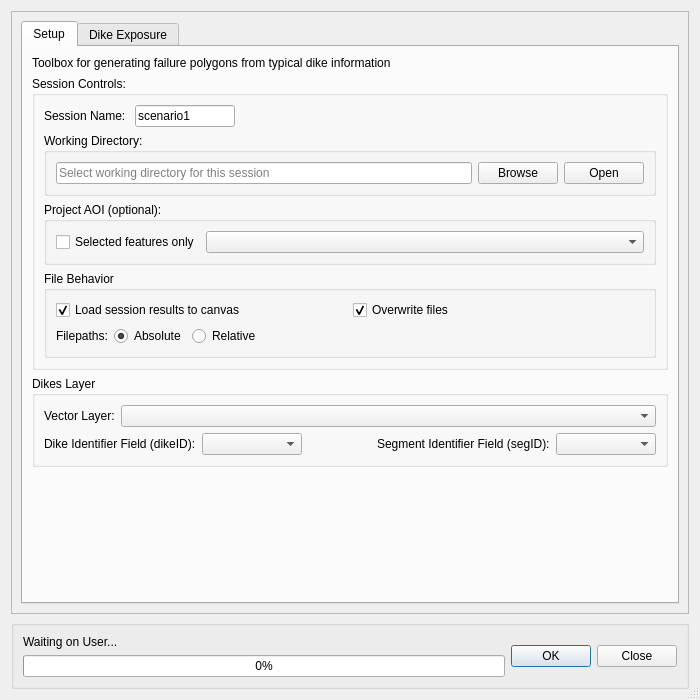
Qt form canflood/misc/dikes/dikes.ui (NRCan/CanFlood) before a commit.
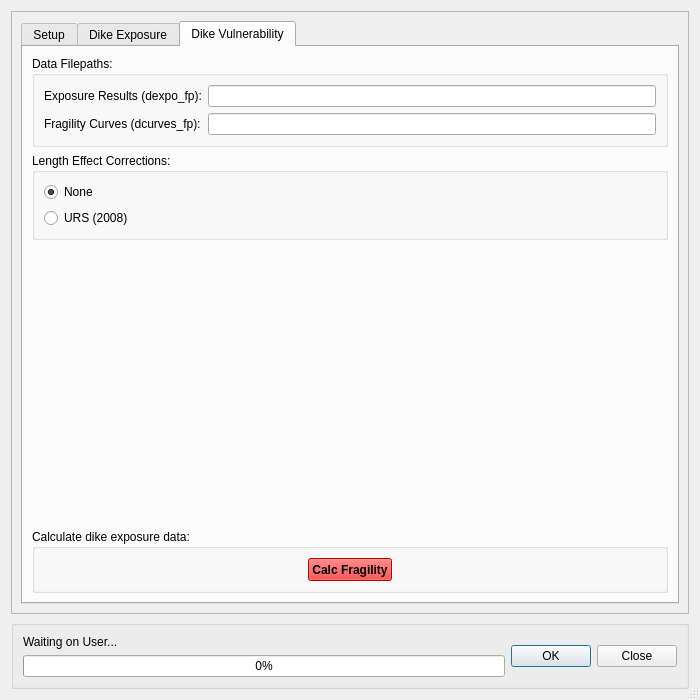
The same form after that commit. The open tabs and pages were chosen to show the change. Custom widgets are drawn as their Qt base class.

Commit message: dike dialog setup

```diff
--- a/canflood/misc/dikes/dikes.ui
+++ b/canflood/misc/dikes/dikes.ui
@@ -210,7 +210,7 @@
                    <item>
                     <widget class="QCheckBox" name="checkBox_loadres">
                      <property name="sizePolicy">
-                      <sizepolicy hsizetype="Minimum" vsizetype="Fixed">
+                      <sizepolicy hsizetype="Preferred" vsizetype="Fixed">
                        <horstretch>0</horstretch>
                        <verstretch>0</verstretch>
                       </sizepolicy>
@@ -223,7 +223,7 @@
                      </property>
                      <property name="maximumSize">
                       <size>
-                       <width>638</width>
+                       <width>200</width>
                        <height>16777215</height>
                       </size>
                      </property>
@@ -1032,6 +1032,554 @@
            </item>
           </layout>
          </widget>
+         <widget class="QWidget" name="tab">
+          <attribute name="title">
+           <string>Dike Vulnerability</string>
+          </attribute>
+          <layout class="QVBoxLayout" name="verticalLayout_8">
+           <item>
+            <widget class="QGroupBox" name="groupBox_7">
+             <property name="sizePolicy">
+              <sizepolicy hsizetype="Preferred" vsizetype="Fixed">
+               <horstretch>0</horstretch>
+               <verstretch>0</verstretch>
+              </sizepolicy>
+             </property>
+             <property name="title">
+              <string>Data Filepaths:</string>
+             </property>
+             <layout class="QFormLayout" name="formLayout_2">
+              <item row="1" column="1">
+               <widget class="QLineEdit" name="lineEdit_v_dexpo_fp"/>
+              </item>
+              <item row="1" column="0">
+               <widget class="QLabel" name="label_7">
+                <property name="text">
+                 <string>Exposure Results (dexpo_fp):</string>
+                </property>
+               </widget>
+              </item>
+              <item row="2" column="0">
+               <widget class="QLabel" name="label_9">
+                <property name="text">
+                 <string>Fragility Curves (dcurves_fp):</string>
+                </property>
+               </widget>
+              </item>
+              <item row="2" column="1">
+               <widget class="QLineEdit" name="lineEdit_v_dcurves_fp"/>
+              </item>
+             </layout>
+            </widget>
+           </item>
+           <item>
+            <widget class="QGroupBox" name="groupBox_8">
+             <property name="title">
+              <string>Length Effect Corrections:</string>
+             </property>
+             <layout class="QVBoxLayout" name="verticalLayout_9">
+              <item>
+               <widget class="QRadioButton" name="radioButton_v_lfx_none">
+                <property name="text">
+                 <string>None</string>
+                </property>
+                <property name="checked">
+                 <bool>true</bool>
+                </property>
+                <attribute name="buttonGroup">
+                 <string notr="true">buttonGroup_v_lfx</string>
+                </attribute>
+               </widget>
+              </item>
+              <item>
+               <widget class="QRadioButton" name="radioButton_v_lfx_urs">
+                <property name="text">
+                 <string>URS (2008)</string>
+                </property>
+                <attribute name="buttonGroup">
+                 <string notr="true">buttonGroup_v_lfx</string>
+                </attribute>
+               </widget>
+              </item>
+             </layout>
+            </widget>
+           </item>
+           <item>
+            <spacer name="verticalSpacer_4">
+             <property name="orientation">
+              <enum>Qt::Vertical</enum>
+             </property>
+             <property name="sizeHint" stdset="0">
+              <size>
+               <width>20</width>
+               <height>40</height>
+              </size>
+             </property>
+            </spacer>
+           </item>
+           <item>
+            <widget class="QGroupBox" name="groupBox_16">
+             <property name="sizePolicy">
+              <sizepolicy hsizetype="Preferred" vsizetype="Fixed">
+               <horstretch>0</horstretch>
+               <verstretch>0</verstretch>
+              </sizepolicy>
+             </property>
+             <property name="minimumSize">
+              <size>
+               <width>0</width>
+               <height>56</height>
+              </size>
+             </property>
+             <property name="title">
+              <string>Calculate dike exposure data:</string>
+             </property>
+             <layout class="QVBoxLayout" name="verticalLayout_23">
+              <item alignment="Qt::AlignHCenter">
+               <widget class="QPushButton" name="pushButton_expo_run_2">
+                <property name="sizePolicy">
+                 <sizepolicy hsizetype="Fixed" vsizetype="Fixed">
+                  <horstretch>0</horstretch>
+                  <verstretch>0</verstretch>
+                 </sizepolicy>
+                </property>
+                <property name="minimumSize">
+                 <size>
+                  <width>0</width>
+                  <height>23</height>
+                 </size>
+                </property>
+                <property name="palette">
+                 <palette>
+                  <active>
+                   <colorrole role="WindowText">
+                    <brush brushstyle="SolidPattern">
+                     <color alpha="255">
+                      <red>0</red>
+                      <green>0</green>
+                      <blue>0</blue>
+                     </color>
+                    </brush>
+                   </colorrole>
+                   <colorrole role="Button">
+                    <brush brushstyle="SolidPattern">
+                     <color alpha="255">
+                      <red>255</red>
+                      <green>0</green>
+                      <blue>0</blue>
+                     </color>
+                    </brush>
+                   </colorrole>
+                   <colorrole role="Light">
+                    <brush brushstyle="SolidPattern">
+                     <color alpha="255">
+                      <red>255</red>
+                      <green>127</green>
+                      <blue>127</blue>
+                     </color>
+                    </brush>
+                   </colorrole>
+                   <colorrole role="Midlight">
+                    <brush brushstyle="SolidPattern">
+                     <color alpha="255">
+                      <red>255</red>
+                      <green>63</green>
+                      <blue>63</blue>
+                     </color>
+                    </brush>
+                   </colorrole>
+                   <colorrole role="Dark">
+                    <brush brushstyle="SolidPattern">
+                     <color alpha="255">
+                      <red>127</red>
+                      <green>0</green>
+                      <blue>0</blue>
+                     </color>
+                    </brush>
+                   </colorrole>
+                   <colorrole role="Mid">
+                    <brush brushstyle="SolidPattern">
+                     <color alpha="255">
+                      <red>170</red>
+                      <green>0</green>
+                      <blue>0</blue>
+                     </color>
+                    </brush>
+                   </colorrole>
+                   <colorrole role="Text">
+                    <brush brushstyle="SolidPattern">
+                     <color alpha="255">
+                      <red>0</red>
+                      <green>0</green>
+                      <blue>0</blue>
+                     </color>
+                    </brush>
+                   </colorrole>
+                   <colorrole role="BrightText">
+                    <brush brushstyle="SolidPattern">
+                     <color alpha="255">
+                      <red>255</red>
+                      <green>255</green>
+                      <blue>255</blue>
+                     </color>
+                    </brush>
+                   </colorrole>
+                   <colorrole role="ButtonText">
+                    <brush brushstyle="SolidPattern">
+                     <color alpha="255">
+                      <red>0</red>
+                      <green>0</green>
+                      <blue>0</blue>
+                     </color>
+                    </brush>
+                   </colorrole>
+                   <colorrole role="Base">
+                    <brush brushstyle="SolidPattern">
+                     <color alpha="255">
+                      <red>255</red>
+                      <green>255</green>
+                      <blue>255</blue>
+                     </color>
+                    </brush>
+                   </colorrole>
+                   <colorrole role="Window">
+                    <brush brushstyle="SolidPattern">
+                     <color alpha="255">
+                      <red>255</red>
+                      <green>0</green>
+                      <blue>0</blue>
+                     </color>
+                    </brush>
+                   </colorrole>
+                   <colorrole role="Shadow">
+                    <brush brushstyle="SolidPattern">
+                     <color alpha="255">
+                      <red>0</red>
+                      <green>0</green>
+                      <blue>0</blue>
+                     </color>
+                    </brush>
+                   </colorrole>
+                   <colorrole role="AlternateBase">
+                    <brush brushstyle="SolidPattern">
+                     <color alpha="255">
+                      <red>255</red>
+                      <green>127</green>
+                      <blue>127</blue>
+                     </color>
+                    </brush>
+                   </colorrole>
+                   <colorrole role="ToolTipBase">
+                    <brush brushstyle="SolidPattern">
+                     <color alpha="255">
+                      <red>255</red>
+                      <green>255</green>
+                      <blue>220</blue>
+                     </color>
+                    </brush>
+                   </colorrole>
+                   <colorrole role="ToolTipText">
+                    <brush brushstyle="SolidPattern">
+                     <color alpha="255">
+                      <red>0</red>
+                      <green>0</green>
+                      <blue>0</blue>
+                     </color>
+                    </brush>
+                   </colorrole>
+                  </active>
+                  <inactive>
+                   <colorrole role="WindowText">
+                    <brush brushstyle="SolidPattern">
+                     <color alpha="255">
+                      <red>0</red>
+                      <green>0</green>
+                      <blue>0</blue>
+                     </color>
+                    </brush>
+                   </colorrole>
+                   <colorrole role="Button">
+                    <brush brushstyle="SolidPattern">
+                     <color alpha="255">
+                      <red>255</red>
+                      <green>0</green>
+                      <blue>0</blue>
+                     </color>
+                    </brush>
+                   </colorrole>
+                   <colorrole role="Light">
+                    <brush brushstyle="SolidPattern">
+                     <color alpha="255">
+                      <red>255</red>
+                      <green>127</green>
+                      <blue>127</blue>
+                     </color>
+                    </brush>
+                   </colorrole>
+                   <colorrole role="Midlight">
+                    <brush brushstyle="SolidPattern">
+                     <color alpha="255">
+                      <red>255</red>
+                      <green>63</green>
+                      <blue>63</blue>
+                     </color>
+                    </brush>
+                   </colorrole>
+                   <colorrole role="Dark">
+                    <brush brushstyle="SolidPattern">
+                     <color alpha="255">
+                      <red>127</red>
+                      <green>0</green>
+                      <blue>0</blue>
+                     </color>
+                    </brush>
+                   </colorrole>
+                   <colorrole role="Mid">
+                    <brush brushstyle="SolidPattern">
+                     <color alpha="255">
+                      <red>170</red>
+                      <green>0</green>
+                      <blue>0</blue>
+                     </color>
+                    </brush>
+                   </colorrole>
+                   <colorrole role="Text">
+                    <brush brushstyle="SolidPattern">
+                     <color alpha="255">
+                      <red>0</red>
+                      <green>0</green>
+                      <blue>0</blue>
+                     </color>
+                    </brush>
+                   </colorrole>
+                   <colorrole role="BrightText">
+                    <brush brushstyle="SolidPattern">
+                     <color alpha="255">
+                      <red>255</red>
+                      <green>255</green>
+                      <blue>255</blue>
+                     </color>
+                    </brush>
+                   </colorrole>
+                   <colorrole role="ButtonText">
+                    <brush brushstyle="SolidPattern">
+                     <color alpha="255">
+                      <red>0</red>
+                      <green>0</green>
+                      <blue>0</blue>
+                     </color>
+                    </brush>
+                   </colorrole>
+                   <colorrole role="Base">
+                    <brush brushstyle="SolidPattern">
+                     <color alpha="255">
+                      <red>255</red>
+                      <green>255</green>
+                      <blue>255</blue>
+                     </color>
+                    </brush>
+                   </colorrole>
+                   <colorrole role="Window">
+                    <brush brushstyle="SolidPattern">
+                     <color alpha="255">
+                      <red>255</red>
+                      <green>0</green>
+                      <blue>0</blue>
+                     </color>
+                    </brush>
+                   </colorrole>
+                   <colorrole role="Shadow">
+                    <brush brushstyle="SolidPattern">
+                     <color alpha="255">
+                      <red>0</red>
+                      <green>0</green>
+                      <blue>0</blue>
+                     </color>
+                    </brush>
+                   </colorrole>
+                   <colorrole role="AlternateBase">
+                    <brush brushstyle="SolidPattern">
+                     <color alpha="255">
+                      <red>255</red>
+                      <green>127</green>
+                      <blue>127</blue>
+                     </color>
+                    </brush>
+                   </colorrole>
+                   <colorrole role="ToolTipBase">
+                    <brush brushstyle="SolidPattern">
+                     <color alpha="255">
+                      <red>255</red>
+                      <green>255</green>
+                      <blue>220</blue>
+                     </color>
+                    </brush>
+                   </colorrole>
+                   <colorrole role="ToolTipText">
+                    <brush brushstyle="SolidPattern">
+                     <color alpha="255">
+                      <red>0</red>
+                      <green>0</green>
+                      <blue>0</blue>
+                     </color>
+                    </brush>
+                   </colorrole>
+                  </inactive>
+                  <disabled>
+                   <colorrole role="WindowText">
+                    <brush brushstyle="SolidPattern">
+                     <color alpha="255">
+                      <red>127</red>
+                      <green>0</green>
+                      <blue>0</blue>
+                     </color>
+                    </brush>
+                   </colorrole>
+                   <colorrole role="Button">
+                    <brush brushstyle="SolidPattern">
+                     <color alpha="255">
+                      <red>255</red>
+                      <green>0</green>
+                      <blue>0</blue>
+                     </color>
+                    </brush>
+                   </colorrole>
+                   <colorrole role="Light">
+                    <brush brushstyle="SolidPattern">
+                     <color alpha="255">
+                      <red>255</red>
+                      <green>127</green>
+                      <blue>127</blue>
+                     </color>
+                    </brush>
+                   </colorrole>
+                   <colorrole role="Midlight">
+                    <brush brushstyle="SolidPattern">
+                     <color alpha="255">
+                      <red>255</red>
+                      <green>63</green>
+                      <blue>63</blue>
+                     </color>
+                    </brush>
+                   </colorrole>
+                   <colorrole role="Dark">
+                    <brush brushstyle="SolidPattern">
+                     <color alpha="255">
+                      <red>127</red>
+                      <green>0</green>
+                      <blue>0</blue>
+                     </color>
+                    </brush>
+                   </colorrole>
+                   <colorrole role="Mid">
+                    <brush brushstyle="SolidPattern">
+                     <color alpha="255">
+                      <red>170</red>
+                      <green>0</green>
+                      <blue>0</blue>
+                     </color>
+                    </brush>
+                   </colorrole>
+                   <colorrole role="Text">
+                    <brush brushstyle="SolidPattern">
+                     <color alpha="255">
+                      <red>127</red>
+                      <green>0</green>
+                      <blue>0</blue>
+                     </color>
+                    </brush>
+                   </colorrole>
+                   <colorrole role="BrightText">
+                    <brush brushstyle="SolidPattern">
+                     <color alpha="255">
+                      <red>255</red>
+                      <green>255</green>
+                      <blue>255</blue>
+                     </color>
+                    </brush>
+                   </colorrole>
+                   <colorrole role="ButtonText">
+                    <brush brushstyle="SolidPattern">
+                     <color alpha="255">
+                      <red>127</red>
+                      <green>0</green>
+                      <blue>0</blue>
+                     </color>
+                    </brush>
+                   </colorrole>
+                   <colorrole role="Base">
+                    <brush brushstyle="SolidPattern">
+                     <color alpha="255">
+                      <red>255</red>
+                      <green>0</green>
+                      <blue>0</blue>
+                     </color>
+                    </brush>
+                   </colorrole>
+                   <colorrole role="Window">
+                    <brush brushstyle="SolidPattern">
+                     <color alpha="255">
+                      <red>255</red>
+                      <green>0</green>
+                      <blue>0</blue>
+                     </color>
+                    </brush>
+                   </colorrole>
+                   <colorrole role="Shadow">
+                    <brush brushstyle="SolidPattern">
+                     <color alpha="255">
+                      <red>0</red>
+                      <green>0</green>
+                      <blue>0</blue>
+                     </color>
+                    </brush>
+                   </colorrole>
+                   <colorrole role="AlternateBase">
+                    <brush brushstyle="SolidPattern">
+                     <color alpha="255">
+                      <red>255</red>
+                      <green>0</green>
+                      <blue>0</blue>
+                     </color>
+                    </brush>
+                   </colorrole>
+                   <colorrole role="ToolTipBase">
+                    <brush brushstyle="SolidPattern">
+                     <color alpha="255">
+                      <red>255</red>
+                      <green>255</green>
+                      <blue>220</blue>
+                     </color>
+                    </brush>
+                   </colorrole>
+                   <colorrole role="ToolTipText">
+                    <brush brushstyle="SolidPattern">
+                     <color alpha="255">
+                      <red>0</red>
+                      <green>0</green>
+                      <blue>0</blue>
+                     </color>
+                    </brush>
+                   </colorrole>
+                  </disabled>
+                 </palette>
+                </property>
+                <property name="font">
+                 <font>
+                  <weight>75</weight>
+                  <bold>true</bold>
+                 </font>
+                </property>
+                <property name="text">
+                 <string>Calc Fragility</string>
+                </property>
+               </widget>
+              </item>
+             </layout>
+            </widget>
+           </item>
+          </layout>
+         </widget>
         </widget>
        </item>
       </layout>
```
Left out of the diff: 180 changed lines with no effect on the pictures. The commit also changes 2 other files.
